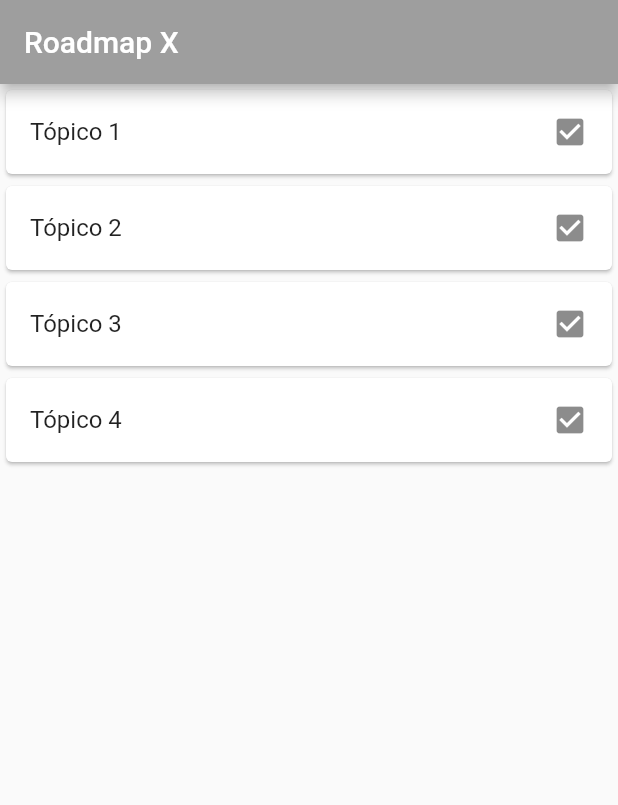
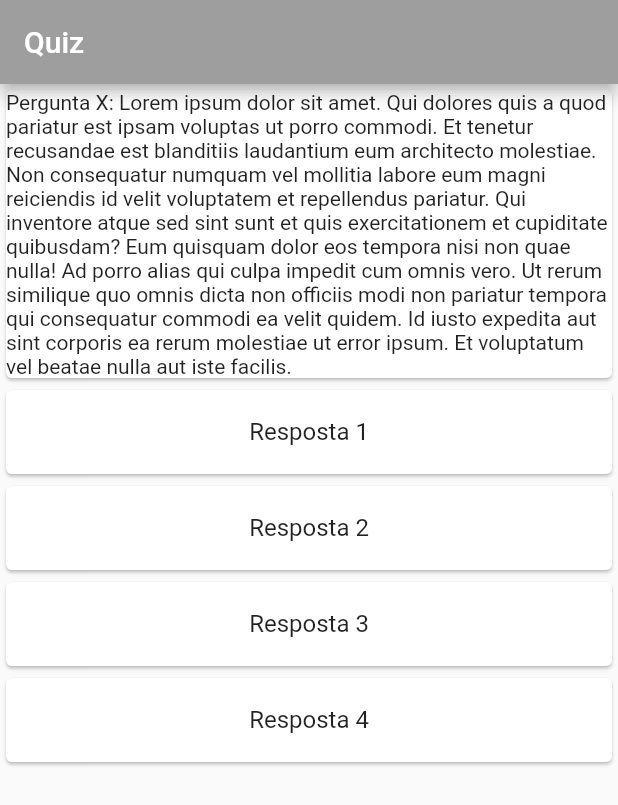
Before and after one commit to paulokiim/projeto-flutter, a Flutter app: the screen it shows after launch, on a phone screen of 412 x 824 dp. Shown: the top 805 px of the screen. Run offline on Flutter 3.47's test engine with Material 2 defaults, Android fonts, the phone set to English and light mode, and no system bars.

Commit message:
add telas dos topicos

```diff
--- a/lib/app.dart
+++ b/lib/app.dart
@@ -3,6 +3,8 @@ import 'package:flutter/services.dart';
 import 'package:rp_project/routes.dart';
 import 'package:rp_project/screens/addRoadmap.dart';
 import 'package:rp_project/screens/roadmap.dart';
+import 'package:rp_project/screens/topico.dart';
+import 'package:rp_project/screens/perguntasTopico.dart';
 import 'package:rp_project/screens/login.dart';
 import 'package:rp_project/screens/register.dart';
 import 'package:rp_project/screens/splash.dart';
@@ -24,6 +26,8 @@ class App extends StatelessWidget {
         Routes.registerScreen: (context) => RegisterScreen(),
         Routes.addRoadmap: (context) => AddRoadmap(),
         Routes.roadmap: (context) => roadmap(),
+        Routes.topico: (context) => topico(),
+        Routes.perguntasTopico: (context) => perguntasTopico(),
       },
     );
   }
--- a/lib/routes.dart
+++ b/lib/routes.dart
@@ -4,4 +4,6 @@ class Routes {
   static String registerScreen = '/register';
   static String addRoadmap = '/addRoadmap';
   static String roadmap = '/roadmap';
+  static String topico = '/topico';
+  static String perguntasTopico = '/perguntasTopico';
 }
--- a/lib/screens/addRoadmap.dart
+++ b/lib/screens/addRoadmap.dart
@@ -27,7 +27,7 @@ class ListaRoadmaps extends StatelessWidget{
   @override
   Widget build(BuildContext context) {
     return Scaffold(
-      body: Column(
+      body: ListView(
         children:[
           Card(
             child: ListTile(
--- /dev/null
+++ b/lib/screens/perguntasTopico.dart
@@ -0,0 +1,59 @@
+import 'package:flutter/material.dart';
+import 'package:rp_project/routes.dart';
+
+class perguntasTopico extends StatelessWidget {
+  @override
+  Widget build(BuildContext context) {
+    return MaterialApp(
+      title: 'Perguntas',
+      home: Scaffold(
+        appBar: AppBar(
+          title: Text('Quiz'),
+          backgroundColor: Colors.grey,
+      ),
+      body: ListaPerguntas(),
+    ),
+    );
+  }
+}
+
+class ListaPerguntas extends StatelessWidget{
+  @override
+  Widget build(BuildContext context) {
+    return Scaffold(
+      body: ListView(
+        children:[
+          Card(
+            child: Center(
+              child: Text('Pergunta X: Lorem ipsum dolor sit amet. Qui dolores quis a quod pariatur est ipsam voluptas ut porro commodi. Et tenetur recusandae est blanditiis laudantium eum architecto molestiae.'
+        + ' Non consequatur numquam vel mollitia labore eum magni reiciendis id velit voluptatem et repellendus pariatur. Qui inventore atque sed sint sunt et quis exercitationem et cupiditate quibusdam?'
+        + ' Eum quisquam dolor eos tempora nisi non quae nulla! Ad porro alias qui culpa impedit cum omnis vero. Ut rerum similique quo omnis dicta non officiis modi non pariatur tempora qui consequatur commodi ea velit quidem.'
+        + ' Id iusto expedita aut sint corporis ea rerum molestiae ut error ipsum. Et voluptatum vel beatae nulla aut iste facilis.'
+        ))),
+          Card(
+            child: ListTile(
+              title: Center(child: Text('Resposta 1')),
+            ),
+          ),
+          Card(
+            child: ListTile(
+              title: Center(child: Text('Resposta 2')),
+            ),
+          ),
+          Card(
+            child: ListTile(
+              title: Center(child: Text('Resposta 3')),
+            ),
+          ),
+          Card(
+            child: ListTile(
+              title: Center(child: Text('Resposta 4')),
+            ),
+          ),
+        ],
+      ),
+    );
+  }
+
+
+}
--- a/lib/screens/roadmap.dart
+++ b/lib/screens/roadmap.dart
@@ -22,7 +22,7 @@ class ListaTopicos extends StatelessWidget{
   @override
   Widget build(BuildContext context) {
     return Scaffold(
-      body: Column(
+      body: ListView(
         children:[
           Card(
             child: ListTile(
@@ -43,7 +43,7 @@ class ListaTopicos extends StatelessWidget{
           Card(
             child: ListTile(
               trailing: Icon(
-                Icons.check_box,
+                Icons.lock,
                 ),
               title: Text('Tópico 3'),
             ),
@@ -51,9 +51,17 @@ class ListaTopicos extends StatelessWidget{
           Card(
             child: ListTile(
               trailing: Icon(
-                Icons.check_box,
+                Icons.lock,
                 ),
               title: Text('Tópico 4'),
+            ),
+          ),
+          Card(
+            child: ListTile(
+              trailing: Icon(
+                Icons.lock,
+                ),
+              title: Text('Tópico 5'),
             ),
           ),
         ],
--- a/lib/screens/splash.dart
+++ b/lib/screens/splash.dart
@@ -9,7 +9,7 @@ class SplashScreen extends StatelessWidget {
     Timer(
       Duration(seconds: 3),
       () async {
-        Navigator.of(context).pushReplacementNamed(Routes.roadmap);
+        Navigator.of(context).pushReplacementNamed(Routes.perguntasTopico);
       },
     );
 
--- /dev/null
+++ b/lib/screens/topico.dart
@@ -0,0 +1,40 @@
+import 'package:flutter/material.dart';
+import 'package:flutter/rendering.dart';
+import 'package:rp_project/routes.dart';
+
+class topico extends StatelessWidget {
+  @override
+  Widget build(BuildContext context) {
+    return MaterialApp(
+      title: 'Tópico',
+      home: Scaffold(
+        appBar: AppBar(
+          title: Text('Tópico X'),
+          backgroundColor: Colors.grey,
+      ),
+      body: Topico(),
+    ),
+    );
+  }
+}
+
+class Topico extends StatelessWidget{
+  @override
+  Widget build(BuildContext context) {
+    return Container(
+      constraints: BoxConstraints.expand(
+      height: Theme.of(context).textTheme.headline4!.fontSize! * 1.1 + 200.0,
+      ),
+      padding: const EdgeInsets.all(10.0),
+      alignment: Alignment.center,
+      child: Text(
+        'Lorem ipsum dolor sit amet. Qui dolores quis a quod pariatur est ipsam voluptas ut porro commodi. Et tenetur recusandae est blanditiis laudantium eum architecto molestiae.'
+        + ' Non consequatur numquam vel mollitia labore eum magni reiciendis id velit voluptatem et repellendus pariatur. Qui inventore atque sed sint sunt et quis exercitationem et cupiditate quibusdam?'
+        + ' Eum quisquam dolor eos tempora nisi non quae nulla! Ad porro alias qui culpa impedit cum omnis vero. Ut rerum similique quo omnis dicta non officiis modi non pariatur tempora qui consequatur commodi ea velit quidem.'
+        + ' Id iusto expedita aut sint corporis ea rerum molestiae ut error ipsum. Et voluptatum vel beatae nulla aut iste facilis.'
+      )
+    );
+  }
+
+
+}
```
